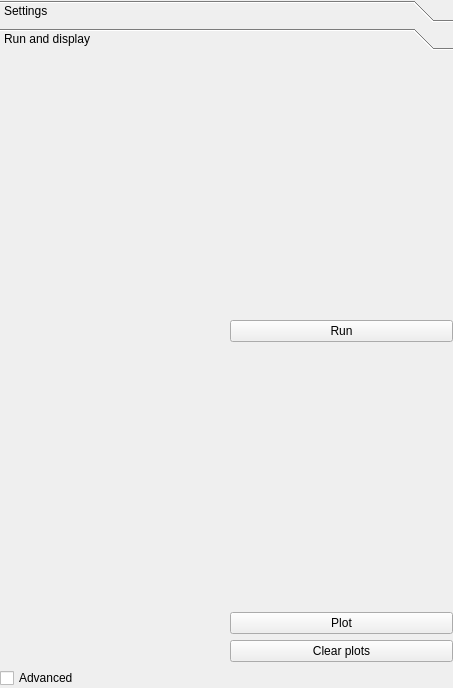
The window that ClearMap/gui/creator/stitching_tab.ui (ClearAnatomics/ClearMap) describes before a commit, drawn with Qt 5.
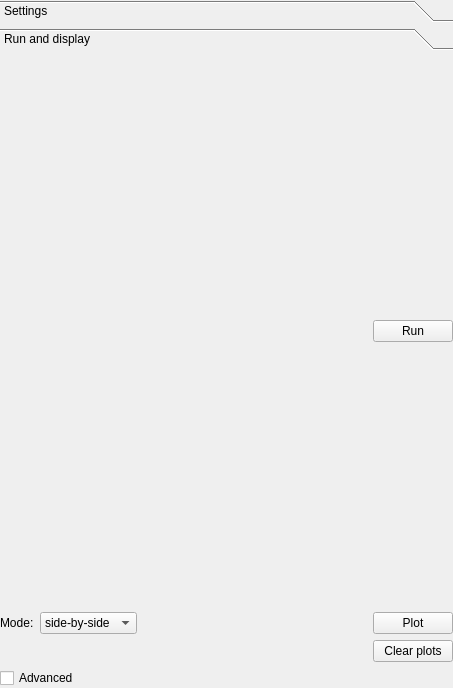
The same window after the commit. The open tabs and pages were chosen to show the change.

Commit message: IMPROVEMENT: Adds option to select plot type of stitched channels

Diff of the .ui file:
```diff
--- a/ClearMap/gui/creator/stitching_tab.ui
+++ b/ClearMap/gui/creator/stitching_tab.ui
@@ -77,8 +77,8 @@
        <rect>
         <x>0</x>
         <y>0</y>
-        <width>98</width>
-        <height>116</height>
+        <width>453</width>
+        <height>600</height>
        </rect>
       </property>
       <attribute name="label">
@@ -97,32 +97,66 @@
        <property name="bottomMargin">
         <number>0</number>
        </property>
-       <item row="0" column="0">
-        <widget class="QWidget" name="runChannelsCheckableListWidget" native="true"/>
+       <item row="4" column="3">
+        <widget class="QPushButton" name="displayStitchingClearPlots">
+         <property name="text">
+          <string>Clear plots</string>
+         </property>
+        </widget>
        </item>
-       <item row="1" column="1">
+       <item row="3" column="1">
+        <widget class="QComboBox" name="stitchingPlotModeComboBox">
+         <item>
+          <property name="text">
+           <string>side-by-side</string>
+          </property>
+         </item>
+         <item>
+          <property name="text">
+           <string>overlay</string>
+          </property>
+         </item>
+        </widget>
+       </item>
+       <item row="3" column="3">
+        <widget class="QPushButton" name="displayStitchingPushButton">
+         <property name="text">
+          <string>Plot</string>
+         </property>
+        </widget>
+       </item>
+       <item row="1" column="3">
         <widget class="QPushButton" name="runStitchingPushButton">
          <property name="text">
           <string>Run</string>
          </property>
         </widget>
        </item>
+       <item row="3" column="0">
+        <widget class="QLabel" name="label">
+         <property name="text">
+          <string>Mode:</string>
+         </property>
+        </widget>
+       </item>
+       <item row="0" column="0">
+        <widget class="QWidget" name="runChannelsCheckableListWidget" native="true"/>
+       </item>
        <item row="2" column="0">
         <widget class="QWidget" name="plotChannelsCheckableListWidget" native="true"/>
        </item>
-       <item row="3" column="1">
-        <widget class="QPushButton" name="displayStitchingPushButton">
-         <property name="text">
-          <string>Plot</string>
+       <item row="3" column="2">
+        <spacer name="horizontalSpacer">
+         <property name="orientation">
+          <enum>Qt::Horizontal</enum>
          </property>
-        </widget>
-       </item>
-       <item row="4" column="1">
-        <widget class="QPushButton" name="displayStitchingClearPlots">
-         <property name="text">
-          <string>Clear plots</string>
+         <property name="sizeHint" stdset="0">
+          <size>
+           <width>40</width>
+           <height>20</height>
+          </size>
          </property>
-        </widget>
+        </spacer>
        </item>
       </layout>
      </widget>
```
Left out of the diff: 2 changed lines with no effect on the pictures.
